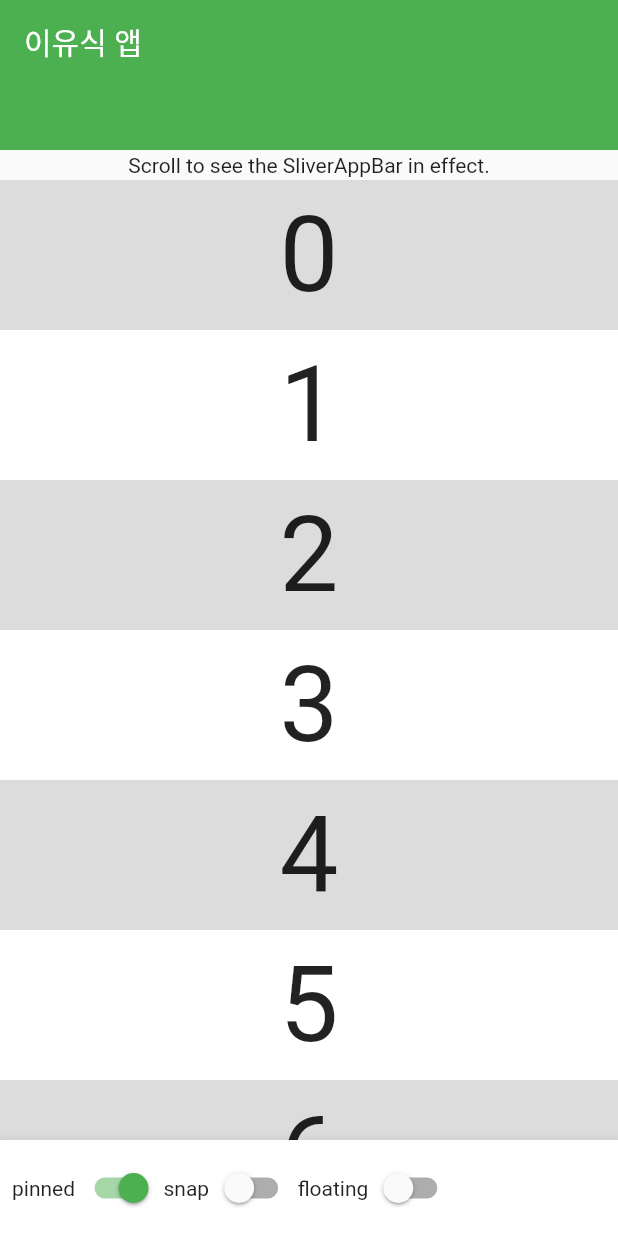
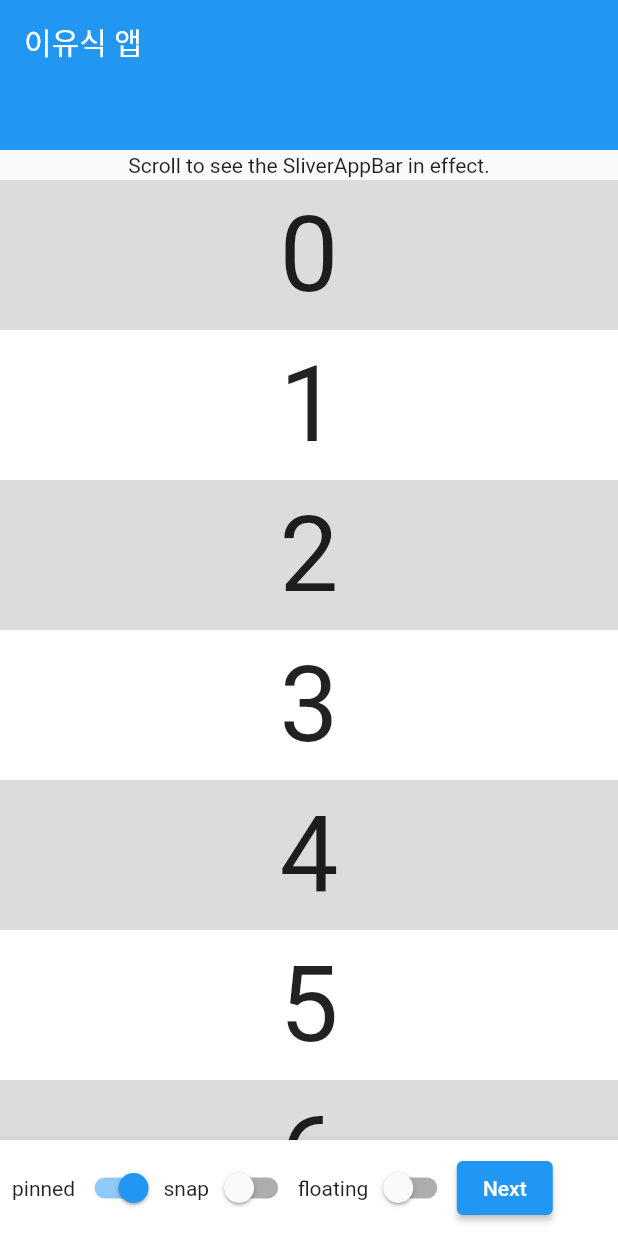
Before and after one commit to williechoi/simpleflutterapp, a Flutter app: the screen it shows after launch, on a phone screen of 412 x 824 dp. Run offline on Flutter 3.47's test engine with Material 2 defaults, Android fonts, the phone set to English and light mode, and no system bars; our stand-ins replace table_calendar.

Commit message:
practice routing

```diff
--- /dev/null
+++ b/lib/firstpage.dart
@@ -0,0 +1,134 @@
+import 'package:flutter/material.dart';
+import 'package:simpleapp/secondpage.dart';
+
+class FirstPage extends StatefulWidget {
+  const FirstPage({Key? key}) : super(key: key);
+
+  @override
+  State<FirstPage> createState() => _FirstPageState();
+}
+
+class _FirstPageState extends State<FirstPage> {
+  bool _pinned = true;
+  bool _snap = false;
+  bool _floating = false;
+
+  @override
+  Widget build(BuildContext context) {
+    // This method is rerun every time setState is called, for instance as done
+    // by the _incrementCounter method above.
+    //
+    // The Flutter framework has been optimized to make rerunning build methods
+    // fast, so that you can just rebuild anything that needs updating rather
+    // than having to individually change instances of widgets.
+    return Scaffold(
+      body: CustomScrollView(
+        slivers: <Widget>[
+          SliverAppBar(
+            pinned: _pinned,
+            snap: _snap,
+            floating: _floating,
+            expandedHeight: 100.0,
+            title: const Text("이유식 앱"),
+          ),
+          const SliverToBoxAdapter(
+            child: SizedBox(
+              height: 20,
+              child: Center(
+                  child: Text("Scroll to see the SliverAppBar in effect.")
+              ),
+            ),
+          ),
+          SliverList(
+            delegate: SliverChildBuilderDelegate(
+                  (BuildContext context, int index) {
+                return Container(
+                    color: index.isOdd ? Colors.white : Colors.black12,
+                    height: 100.0,
+                    child: Center(
+                      child: Text('$index', textScaleFactor: 5),
+                    )
+                );
+              },
+              childCount: 80,
+            ),
+          ),
+          // ElevatedButton(
+          //   child: const Text("hello"),
+          //   onPressed: (){},
+          // ),
+        ],
+      ),
+      bottomNavigationBar: BottomAppBar(
+        child: Padding(
+          padding: const EdgeInsets.all(8.0),
+          child: OverflowBar(
+            overflowAlignment: OverflowBarAlignment.center,
+            children: <Widget>[
+              Row(
+                mainAxisSize: MainAxisSize.min,
+                children: <Widget>[
+                  const Text('pinned'),
+                  Switch(
+                    onChanged: (bool val) {
+                      setState(() {
+                        _pinned = val;
+                      });
+                    },
+                    value: _pinned,
+                  )
+                ],
+              ),
+              Row(
+                mainAxisSize: MainAxisSize.min,
+                children: <Widget>[
+                  const Text('snap'),
+                  Switch(
+                    onChanged: (bool val) {
+                      setState(() {
+                        _snap = val;
+
+                        // Snapping only applies when the app bar is floating
+                        _floating = _floating || _snap;
+                      });
+                    },
+                    value: _snap,
+                  )
+                ],
+              ),
+              Row(
+                mainAxisSize: MainAxisSize.min,
+                children: <Widget>[
+                  const Text('floating'),
+                  Switch(
+                    onChanged: (bool val) {
+                      setState(() {
+                        _floating = val;
+                        _snap = _snap && _floating;
+                      });
+                    },
+                    value: _floating,
+                  )
+                ],
+              ),
+              Row(
+                mainAxisSize: MainAxisSize.min,
+                children: <Widget>[
+                  ElevatedButton(
+                    child: const Text("Next"),
+                    onPressed: (){
+                      Navigator.push(
+                        context,
+                        MaterialPageRoute(builder: (context) => SecondPage()),
+                      );
+                    },
+                  ),
+                ],
+              ),
+            ],
+          ),
+        ),
+      ),
+    );
+  }
+}
--- a/lib/main.dart
+++ b/lib/main.dart
@@ -1,7 +1,8 @@
-import 'package:english_words/english_words.dart';
 import 'package:flutter/material.dart';
 import 'package:intl/date_symbol_data_local.dart';
 import 'package:table_calendar/table_calendar.dart';
+import 'package:simpleapp/firstpage.dart';
+import 'package:simpleapp/secondpage.dart';
 
 void main() {
   initializeDateFormatting().then((_) => runApp(const MyApp()));
@@ -13,147 +14,13 @@ class MyApp extends StatelessWidget {
   // This widget is the root of your application.
   @override
   Widget build(BuildContext context) {
-    final wordPair = WordPair.random();
     return MaterialApp(
-      title: 'Flutter Rocks',
-      theme: ThemeData(
-        // This is the theme of your application.
-        //
-        // Try running your application with "flutter run". You'll see the
-        // application has a blue toolbar. Then, without quitting the app, try
-        // changing the primarySwatch below to Colors.green and then invoke
-        // "hot reload" (press "r" in the console where you ran "flutter run",
-        // or simply save your changes to "hot reload" in a Flutter IDE).
-        // Notice that the counter didn't reset back to zero; the application
-        // is not restarted.
-        primarySwatch: Colors.green,
-      ),
-      home: const MyHomePage(title: '이유식 앱'),
+      title: "Named routes Demo",
+      initialRoute: '/',
+      routes: {
+        '/': (context) => FirstPage(),
+        '/second': (context) => SecondPage(),
+      },
     );
   }
 }
-
-class MyHomePage extends StatefulWidget {
-  const MyHomePage({super.key, required this.title});
-
-  // This widget is the home page of your application. It is stateful, meaning
-  // that it has a State object (defined below) that contains fields that affect
-  // how it looks.
-
-  // This class is the configuration for the state. It holds the values (in this
-  // case the title) provided by the parent (in this case the App widget) and
-  // used by the build method of the State. Fields in a Widget subclass are
-  // always marked "final".
-
-  final String title;
-
-  @override
-  State<MyHomePage> createState() => _MyHomePageState();
-}
-
-class _MyHomePageState extends State<MyHomePage> {
-  bool _pinned = true;
-  bool _snap = false;
-  bool _floating = false;
-
-  @override
-  Widget build(BuildContext context) {
-    // This method is rerun every time setState is called, for instance as done
-    // by the _incrementCounter method above.
-    //
-    // The Flutter framework has been optimized to make rerunning build methods
-    // fast, so that you can just rebuild anything that needs updating rather
-    // than having to individually change instances of widgets.
-    return Scaffold(
-      body: CustomScrollView(
-        slivers: <Widget>[
-          SliverAppBar(
-            pinned: _pinned,
-            snap: _snap,
-            floating: _floating,
-            expandedHeight: 100.0,
-            title: const Text("이유식 앱"),
-          ),
-          const SliverToBoxAdapter(
-            child: SizedBox(
-              height: 20,
-              child: Center(
-                  child: Text("Scroll to see the SliverAppBar in effect.")
-              ),
-            ),
-          ),
-          SliverList(
-            delegate: SliverChildBuilderDelegate(
-                  (BuildContext context, int index) {
-                return Container(
-                    color: index.isOdd ? Colors.white : Colors.black12,
-                    height: 100.0,
-                    child: Center(
-                      child: Text('$index', textScaleFactor: 5),
-                    )
-                );
-              },
-              childCount: 80,
-            ),
-          )
-        ],
-      ),
-      bottomNavigationBar: BottomAppBar(
-        child: Padding(
-          padding: const EdgeInsets.all(8.0),
-          child: OverflowBar(
-            overflowAlignment: OverflowBarAlignment.center,
-            children: <Widget>[
-              Row(
-                mainAxisSize: MainAxisSize.min,
-                children: <Widget>[
-                  const Text('pinned'),
-                  Switch(
-                    onChanged: (bool val) {
-                      setState(() {
-                        _pinned = val;
-                      });
-                    },
-                    value: _pinned,
-                  )
-                ],
-              ),
-              Row(
-                mainAxisSize: MainAxisSize.min,
-                children: <Widget>[
-                  const Text('snap'),
-                  Switch(
-                    onChanged: (bool val) {
-                      setState(() {
-                        _snap = val;
-
-                        // Snapping only applies when the app bar is floating
-                        _floating = _floating || _snap;
-                      });
-                    },
-                    value: _snap,
-                  )
-                ],
-              ),
-              Row(
-                mainAxisSize: MainAxisSize.min,
-                children: <Widget>[
-                  const Text('floating'),
-                  Switch(
-                    onChanged: (bool val) {
-                      setState(() {
-                        _floating = val;
-                        _snap = _snap && _floating;
-                      });
-                    },
-                    value: _floating,
-                  )
-                ],
-              )
-            ],
-          ),
-        ),
-      ),
-    );
-  }
-}
```
Also changed, not shown: lib/secondpage.dart (added, +87 -0 lines).
